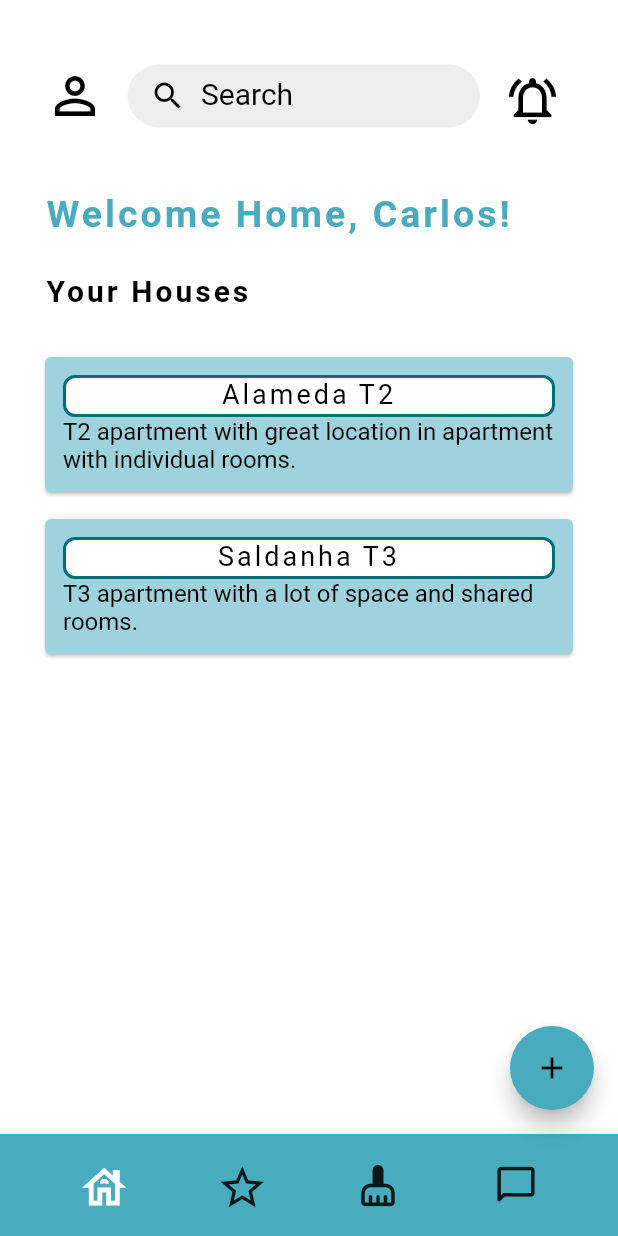
After one commit to catasofia/User-Centered-Design-and-Evaluation, a Flutter app: the HomeLandlord screen opened directly, on a phone screen of 412 x 824 dp. The commit adds this screen. Run offline on Flutter 3.47's test engine with Material 2 defaults, Android fonts, the light colour scheme and no system bars; our stand-ins replace flutter_spinkit; Roboto replaces fonts that are missing (Arial).

Commit message:
Landlord evaluate page and start of homescreen

```diff
--- /dev/null
+++ b/lib/landlord/landlordHomeScreen.dart
@@ -0,0 +1,218 @@
+import 'package:flutter/material.dart';
+
+class House{
+  String name;
+  String description;
+
+  House({required this.name, required this.description});
+}
+
+class HomeLandlord extends StatefulWidget {
+  const HomeLandlord({Key? key}) : super(key: key);
+
+  @override
+  _HomeState createState() => _HomeState();
+}
+
+class _HomeState extends State<HomeLandlord> {
+
+  List<House> houses= [
+    House(name: 'Alameda T2', description: 'T2 apartment with great location in apartment with individual rooms.'),
+    House(name: 'Saldanha T3', description: 'T3 apartment with a lot of space and shared rooms.'),
+  ];
+
+  @override
+  Widget template(tt) {
+    return Card(
+      margin: EdgeInsets.fromLTRB(0.0, 18.0, 0.0, 0.0),
+      color: Color(0xFF9ED3DD),
+      child: Padding(
+        padding: const EdgeInsets.all(12.0),
+        child: Column(
+          children: <Widget>[
+            new Align(
+              alignment: new Alignment(-1.1, 0.0),
+              child: Container(
+                width: 400.0,
+                height: 28.0,
+                decoration: BoxDecoration(
+                  borderRadius: BorderRadius.circular(8.0),
+                  color: Colors.white,
+                  border: Border.all(
+                    color: Color(0xFF006D77),
+                    width: 2,
+                  ),
+                ),
+                child: Text(
+                  tt.name,
+                  style: TextStyle(
+                    fontSize: 18.0,
+                    color: Colors.black,
+                    letterSpacing: 2.0,
+                  ),
+                  textAlign: TextAlign.center,
+                ),
+              ),
+            ),
+            Text(
+                tt.description,
+                style: TextStyle(
+                  fontSize: 16.0,
+                  color: Colors.black,
+                )
+            ),
+          ],
+        ),
+      ),
+    );
+  }
+
+  @override
+  Widget build(BuildContext context) {
+    return Scaffold(
+      backgroundColor: Colors.white,
+      bottomNavigationBar: BottomAppBar(
+        color: Color(0xFF48ACBE),
+        child: Padding(
+          padding: EdgeInsets.fromLTRB(0, 10.0, 0, 10.0),
+          child: Row(
+            mainAxisAlignment: MainAxisAlignment.spaceEvenly,
+            children: [
+              IconButton(
+                  color: Colors.white,
+                  icon: Icon(
+                    Icons.house_outlined,
+                    size: 35.0,
+                  ), onPressed: () {}
+              ),
+              IconButton(icon: Icon(
+                Icons.star_border,
+                size: 35.0,
+              ), onPressed: () {}),
+              IconButton(
+                  icon: Icon(
+                    Icons.cleaning_services_rounded,
+                    size: 30.0,
+                  ),
+                  onPressed: () {
+
+                  }
+              ),
+              IconButton(
+                  icon: Icon(
+                    Icons.chat_bubble_outline_rounded,
+                    size: 30.0,
+                  ),
+                  onPressed: () {
+
+                  }
+              ),
+            ],
+          ),
+        ),
+      ),
+      body: Padding(
+        padding: EdgeInsets.fromLTRB(30.0, 40.0, 30.0, 0.0),
+        child: Column(
+          crossAxisAlignment: CrossAxisAlignment.start,
+          children: <Widget>[
+            Row(
+              children: <Widget>[
+                Icon(
+                  Icons.person_outline,
+                  color: Colors.black,
+                  size: 40.0,
+                ),
+                SizedBox(width: 15.0),
+                Container(
+                  width: 235.0,
+                  height: 42.0,
+                  decoration: BoxDecoration(
+                    borderRadius: BorderRadius.circular(24.0),
+                    color: Colors.grey[200],
+                  ),
+                  child: Row(
+                    mainAxisAlignment: MainAxisAlignment.start,
+                    children: <Widget>[
+                      SizedBox(width: 15.0),
+                      Icon(
+                        Icons.search,
+                        color: Colors.black,
+                      ),
+                      SizedBox(width: 10.0),
+                      Text(
+                        'Search',
+                        style: TextStyle(
+                          fontFamily: 'Arial',
+                          fontSize: 20,
+                          color: Colors.black,
+                          height: 1,
+                        ),
+                        textAlign: TextAlign.center,
+                      ),
+                    ],
+                  ),
+                ),
+                SizedBox(width: 8.0),
+                IconButton(
+                  icon: const Icon(
+                    Icons.notifications_active_outlined,
+                    color: Colors.black,
+                    size: 38.0,
+                  ),
+                  onPressed: () {
+                  },
+                ),
+              ],
+            ),
+            Divider(
+              height: 40.0,
+              color: Colors.white,
+            ),
+            Text(
+              'Welcome Home, Carlos!',
+              style: TextStyle(
+                color: Color(0xFF48ACBE),
+                letterSpacing: 2.0,
+                fontSize: 25.0,
+                fontWeight: FontWeight.bold,
+              ),
+            ),
+            Divider(
+              height: 25.0,
+              color: Colors.white,
+            ),
+            Text(
+              'Your Houses',
+              style: TextStyle(
+                color: Colors.black,
+                letterSpacing: 2.0,
+                fontSize: 20.0,
+                fontWeight: FontWeight.bold,
+              ),
+            ),
+            Divider(
+              height: 15.0,
+              color: Colors.white,
+            ),
+            Center(
+              child: Column(
+                  mainAxisAlignment: MainAxisAlignment.start,
+                  crossAxisAlignment: CrossAxisAlignment.center,
+                  children: <Widget>[
+                for (var i in houses) template(i),
+                ],
+              ),
+            ),
+          ],
+        ),
+      ),
+      floatingActionButton: FloatingActionButton(
+        onPressed: () {
+        },
+        child: Icon(Icons.add, color: Colors.black),
+        backgroundColor: Color(0xFF48ACBE),
+      ),
+    );
+  }
+}
--- a/lib/main.dart
+++ b/lib/main.dart
@@ -4,6 +4,8 @@ import 'tenant/tenantContacts.dart';
 import 'tenant/tenantTasks.dart';
 import 'tenant/tenantContacts.dart';
 import 'homeScreen.dart';
+import 'landlord/landlordEvaluate.dart';
+import 'landlord/landlordHomeScreen.dart';
 
 void main() => runApp(MaterialApp(
     initialRoute: '/',
```
Also changed, not shown: lib/landlord/landlordEvaluate.dart (added, +216 -0 lines).
